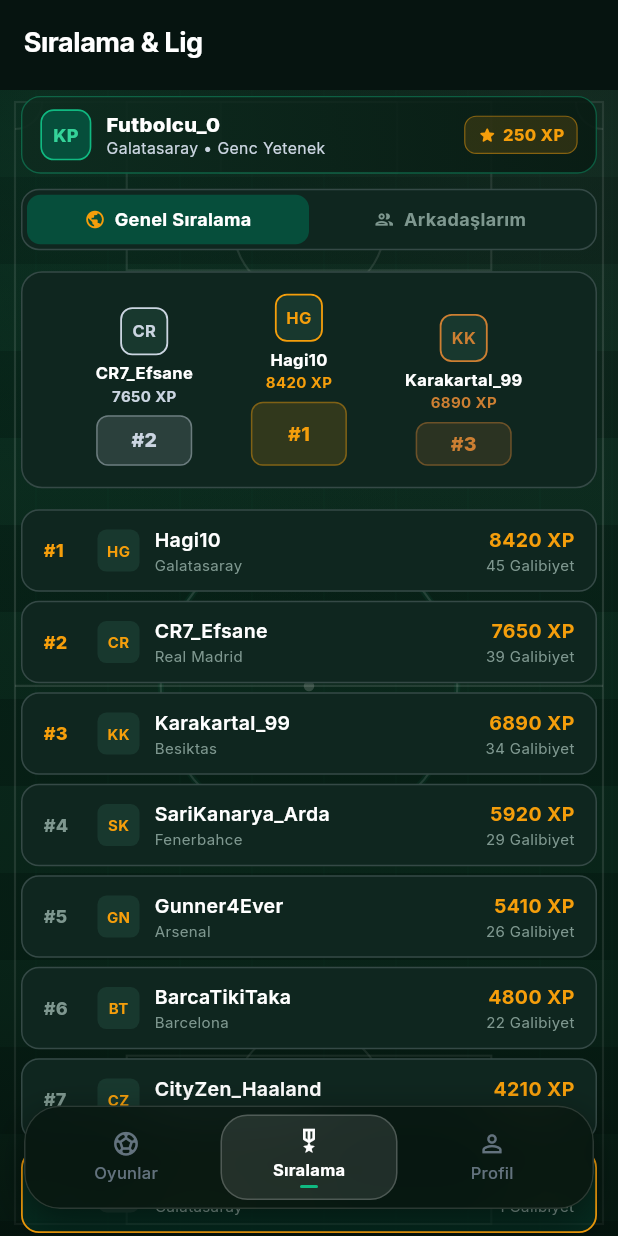
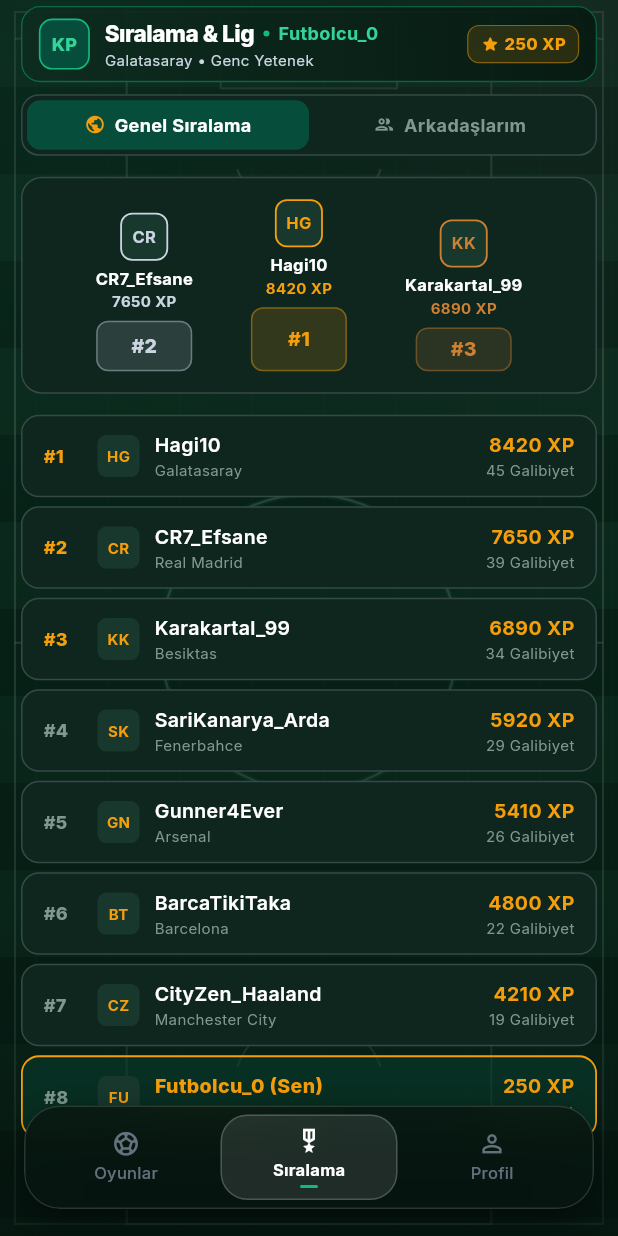
Before and after one commit to luxiq213/futbol-arena, a Flutter app: the screen it shows after launch, swiped to page 2, on a phone screen of 412 x 824 dp. Run offline on Flutter 3.47's test engine with Material 3 defaults, Android fonts, the phone set to English and light mode, and no system bars; our stand-ins replace google_fonts, shared_preferences; accounts and stored records are empty.

Commit message:
fix: remove redundant AppBar gap and extend stadium pitch to top status bar edge

```diff
--- a/lib/views/games/career/career_season_screen.dart
+++ b/lib/views/games/career/career_season_screen.dart
@@ -134,7 +134,9 @@ class _CareerSeasonScreenState extends State<CareerSeasonScreen> {
 
     return Scaffold(
       backgroundColor: AppColors.background,
+      extendBodyBehindAppBar: true,
       appBar: AppBar(
+        toolbarHeight: 46,
         backgroundColor: Colors.transparent,
         elevation: 0,
         title: Text(
@@ -155,7 +157,7 @@ class _CareerSeasonScreenState extends State<CareerSeasonScreen> {
       body: StadiumBackground(
         showFieldLines: true,
         child: SingleChildScrollView(
-          padding: const EdgeInsets.symmetric(horizontal: 16, vertical: 10),
+          padding: const EdgeInsets.symmetric(horizontal: 16, vertical: 6),
           child: Column(
             crossAxisAlignment: CrossAxisAlignment.stretch,
             children: [
--- a/lib/views/games/career/career_setup_screen.dart
+++ b/lib/views/games/career/career_setup_screen.dart
@@ -62,7 +62,9 @@ class _CareerSetupScreenState extends State<CareerSetupScreen> {
   Widget build(BuildContext context) {
     return Scaffold(
       backgroundColor: AppColors.background,
+      extendBodyBehindAppBar: true,
       appBar: AppBar(
+        toolbarHeight: 46,
         backgroundColor: Colors.transparent,
         elevation: 0,
         iconTheme: const IconThemeData(color: Colors.white),
@@ -77,7 +79,7 @@ class _CareerSetupScreenState extends State<CareerSetupScreen> {
       ),
       body: StadiumBackground(
         child: SingleChildScrollView(
-          padding: const EdgeInsets.symmetric(horizontal: 16, vertical: 12),
+          padding: const EdgeInsets.symmetric(horizontal: 16, vertical: 6),
           child: Column(
             crossAxisAlignment: CrossAxisAlignment.stretch,
             children: [
--- a/lib/views/games/career/career_summary_screen.dart
+++ b/lib/views/games/career/career_summary_screen.dart
@@ -84,7 +84,9 @@ class CareerSummaryScreen extends StatelessWidget {
 
     return Scaffold(
       backgroundColor: AppColors.background,
+      extendBodyBehindAppBar: true,
       appBar: AppBar(
+        toolbarHeight: 46,
         backgroundColor: Colors.transparent,
         elevation: 0,
         automaticallyImplyLeading: false,
@@ -107,7 +109,7 @@ class CareerSummaryScreen extends StatelessWidget {
       body: StadiumBackground(
         showFieldLines: true,
         child: SingleChildScrollView(
-          padding: const EdgeInsets.symmetric(horizontal: 16, vertical: 12),
+          padding: const EdgeInsets.symmetric(horizontal: 16, vertical: 6),
           child: Column(
             crossAxisAlignment: CrossAxisAlignment.stretch,
             children: [
--- a/lib/views/home/home_screen.dart
+++ b/lib/views/home/home_screen.dart
@@ -3,7 +3,6 @@ import 'package:provider/provider.dart';
 import '../../core/constants/app_colors.dart';
 import '../../data/models/user_model.dart';
 import '../../providers/auth_provider.dart';
-import '../widgets/app_app_bar.dart';
 import '../widgets/app_floating_glass_footer.dart';
 import '../widgets/stadium_background.dart';
 import '../games/career/career_setup_screen.dart';
@@ -66,15 +65,21 @@ class _HomeScreenState extends State<HomeScreen> {
 
     return Scaffold(
       backgroundColor: AppColors.background,
-      appBar: AppTopBar(
-        title: _tabTitles[_activeTab.clamp(0, _tabTitles.length - 1)],
-        showProfileShortcut: false,
-      ),
       body: StadiumBackground(
         showFieldLines: true,
+        child: Column(
+          crossAxisAlignment: CrossAxisAlignment.stretch,
+          children: [
+            // Compact Top Header sitting directly under the phone status bar
+            Padding(
+              padding: const EdgeInsets.fromLTRB(14, 4, 14, 6),
+              child: _buildCompactTopBar(user),
+            ),
+
+            // Main Swipeable Content Area + Floating Glass Footer
+            Expanded(
               child: Stack(
                 children: [
-            // Horizontal Swipeable PageView (Oyunlar <-> Sıralama <-> Profil)
                   Positioned.fill(
                     child: PageView(
                       controller: _pageController,
@@ -84,14 +89,12 @@ class _HomeScreenState extends State<HomeScreen> {
                       children: [
                         // Page 0: Oyunlar (Games Hub)
                         SingleChildScrollView(
-                    padding: EdgeInsets.fromLTRB(14, 4, 14, bottomInset + 84),
+                          padding: EdgeInsets.fromLTRB(14, 2, 14, bottomInset + 80),
                           child: Column(
                             crossAxisAlignment: CrossAxisAlignment.stretch,
                             children: [
-                        _buildUserHeaderCard(user),
+                              _buildCategoryFilterRow(),
                               const SizedBox(height: 10),
-                        _buildCategoryFilterRow(),
-                        const SizedBox(height: 12),
                               _buildGamesSection(context),
                             ],
                           ),
@@ -99,26 +102,14 @@ class _HomeScreenState extends State<HomeScreen> {
 
                         // Page 1: Sıralama (Leaderboard)
                         SingleChildScrollView(
-                    padding: EdgeInsets.fromLTRB(14, 4, 14, bottomInset + 84),
-                    child: Column(
-                      crossAxisAlignment: CrossAxisAlignment.stretch,
-                      children: [
-                        _buildUserHeaderCard(user),
-                        const SizedBox(height: 10),
-                        const LeaderboardScreen(isEmbedded: true),
-                      ],
-                    ),
+                          padding: EdgeInsets.fromLTRB(14, 2, 14, bottomInset + 80),
+                          child: const LeaderboardScreen(isEmbedded: true),
                         ),
 
                         // Page 2: Profil (Profile & Settings)
                         SingleChildScrollView(
-                    padding: EdgeInsets.fromLTRB(14, 4, 14, bottomInset + 84),
-                    child: Column(
-                      crossAxisAlignment: CrossAxisAlignment.stretch,
-                      children: [
-                        const ProfileScreen(isEmbedded: true),
-                      ],
-                    ),
+                          padding: EdgeInsets.fromLTRB(14, 2, 14, bottomInset + 80),
+                          child: const ProfileScreen(isEmbedded: true),
                         ),
                       ],
                     ),
@@ -137,30 +128,36 @@ class _HomeScreenState extends State<HomeScreen> {
                 ],
               ),
             ),
+          ],
+        ),
+      ),
     );
   }
 
-  Widget _buildUserHeaderCard(UserModel? user) {
-    return GestureDetector(
-      onTap: () => _onFooterTabTapped(2),
-      child: Container(
-        padding: const EdgeInsets.symmetric(horizontal: 12, vertical: 8),
+  Widget _buildCompactTopBar(UserModel? user) {
+    final currentTitle = _tabTitles[_activeTab.clamp(0, _tabTitles.length - 1)];
+
+    return Container(
+      padding: const EdgeInsets.symmetric(horizontal: 11, vertical: 7),
       decoration: BoxDecoration(
         gradient: LinearGradient(
           colors: [
-              const Color(0xFF0E2B1F).withValues(alpha: 0.90),
-              const Color(0xFF081B13).withValues(alpha: 0.90),
+            const Color(0xFF0E2B1F).withValues(alpha: 0.92),
+            const Color(0xFF071A12).withValues(alpha: 0.92),
           ],
         ),
         borderRadius: BorderRadius.circular(13),
         border: Border.all(
-            color: AppColors.borderGreen.withValues(alpha: 0.40),
+          color: AppColors.borderGreen.withValues(alpha: 0.42),
           width: 0.9,
         ),
       ),
       child: Row(
         children: [
-            Container(
+          // Left: Avatar / Badge + App Title & User Subtitle
+          GestureDetector(
+            onTap: () => _onFooterTabTapped(2),
+            child: Container(
               width: 34,
               height: 34,
               decoration: BoxDecoration(
@@ -179,31 +176,68 @@ class _HomeScreenState extends State<HomeScreen> {
                 ),
               ),
             ),
+          ),
           const SizedBox(width: 10),
           Expanded(
+            child: GestureDetector(
+              onTap: () => _onFooterTabTapped(2),
               child: Column(
                 crossAxisAlignment: CrossAxisAlignment.start,
                 mainAxisSize: MainAxisSize.min,
                 children: [
+                  Row(
+                    children: [
                       Text(
-                    user?.username ?? 'Kaptan',
+                        currentTitle,
                         style: const TextStyle(
-                      fontSize: 13.5,
+                          fontSize: 15,
                           fontWeight: FontWeight.w800,
                           color: Colors.white,
+                          letterSpacing: -0.3,
                         ),
+                      ),
+                      const SizedBox(width: 6),
+                      Container(
+                        width: 4,
+                        height: 4,
+                        decoration: const BoxDecoration(
+                          color: AppColors.pitchGreen,
+                          shape: BoxShape.circle,
+                        ),
+                      ),
+                      const SizedBox(width: 6),
+                      Flexible(
+                        child: Text(
+                          user?.username ?? 'Kaptan',
+                          maxLines: 1,
+                          overflow: TextOverflow.ellipsis,
+                          style: const TextStyle(
+                            fontSize: 12,
+                            fontWeight: FontWeight.w700,
+                            color: AppColors.greenLight,
+                          ),
+                        ),
+                      ),
+                    ],
                   ),
                   Text(
                     '${user?.favoriteTeam ?? "Galatasaray"} • ${user?.rankTitle ?? "Genç Yetenek"}',
+                    maxLines: 1,
+                    overflow: TextOverflow.ellipsis,
                     style: const TextStyle(
-                      fontSize: 10.5,
+                      fontSize: 10,
                       color: AppColors.textSecondary,
                     ),
                   ),
                 ],
               ),
             ),
-            Container(
+          ),
+          const SizedBox(width: 8),
+          // Right: Gold XP Badge
+          GestureDetector(
+            onTap: () => _onFooterTabTapped(1),
+            child: Container(
               padding: const EdgeInsets.symmetric(horizontal: 8, vertical: 4),
               decoration: BoxDecoration(
                 color: AppColors.gold.withValues(alpha: 0.14),
@@ -214,7 +248,7 @@ class _HomeScreenState extends State<HomeScreen> {
                 mainAxisSize: MainAxisSize.min,
                 children: [
                   const Icon(Icons.star_rounded, size: 13, color: AppColors.gold),
-                  const SizedBox(width: 4),
+                  const SizedBox(width: 3),
                   Text(
                     '${user?.points ?? 0} XP',
                     style: const TextStyle(
@@ -226,8 +260,8 @@ class _HomeScreenState extends State<HomeScreen> {
                 ],
               ),
             ),
+          ),
         ],
-        ),
       ),
     );
   }
@@ -255,7 +289,7 @@ class _HomeScreenState extends State<HomeScreen> {
               },
               child: AnimatedContainer(
                 duration: const Duration(milliseconds: 200),
-                padding: const EdgeInsets.symmetric(horizontal: 13, vertical: 6),
+                padding: const EdgeInsets.symmetric(horizontal: 13, vertical: 5.5),
                 decoration: BoxDecoration(
                   color: isSelected
                       ? AppColors.pitchGreen.withValues(alpha: 0.25)
@@ -269,7 +303,7 @@ class _HomeScreenState extends State<HomeScreen> {
                 child: Text(
                   cat['label']!,
                   style: TextStyle(
-                    fontSize: 11.5,
+                    fontSize: 11,
                     fontWeight: isSelected ? FontWeight.w800 : FontWeight.w600,
                     color: isSelected ? Colors.white : AppColors.textSecondary,
                   ),
@@ -295,15 +329,15 @@ class _HomeScreenState extends State<HomeScreen> {
         // 1. Vitrin: Futbolcu Kariyeri Hero Banner
         if (showCareer) ...[
           _buildSectionHeader('KARİYER SİMÜLASYONU', 'TikTok Filtre Modu'),
-          const SizedBox(height: 6),
+          const SizedBox(height: 5),
           _buildCareerHeroCard(context),
-          const SizedBox(height: 14),
+          const SizedBox(height: 11),
         ],
 
         // 2. Bölüm: Trivia & Analiz Düelloları (2'li Yan Yana Bento Grid)
         if (showDuel) ...[
           _buildSectionHeader('OYUN MODLARI • TRİVİA & DÜELLO', 'Bireysel Rekabet'),
-          const SizedBox(height: 6),
+          const SizedBox(height: 5),
           IntrinsicHeight(
             child: Row(
               crossAxisAlignment: CrossAxisAlignment.stretch,
@@ -323,7 +357,7 @@ class _HomeScreenState extends State<HomeScreen> {
                     },
                   ),
                 ),
-                const SizedBox(width: 10),
+                const SizedBox(width: 9),
                 Expanded(
                   child: BentoGameModeCard(
                     title: '5 Takım 1 Oyuncu',
@@ -342,13 +376,13 @@ class _HomeScreenState extends State<HomeScreen> {
               ],
             ),
           ),
-          const SizedBox(height: 14),
+          const SizedBox(height: 11),
         ],
 
         // 3. Bölüm: Taktik Tahtası (Futbol Grid 3x3)
         if (showTactics) ...[
           _buildSectionHeader('TAKTİK TAHTASI', '3x3 Kesişim Matrisi'),
-          const SizedBox(height: 6),
+          const SizedBox(height: 5),
           GameModeCard(
             title: 'Futbol Grid 3x3',
             subtitle: 'Kulüpler ve başarı kriterlerinin kesişim noktalarına uygun oyuncuları yerleştir.',
@@ -363,13 +397,13 @@ class _HomeScreenState extends State<HomeScreen> {
               );
             },
           ),
-          const SizedBox(height: 6),
+          const SizedBox(height: 4),
         ],
 
         // 4. Bölüm: Arkadaş & Çok Oyunculu Arena (2'li Yan Yana Bento Grid)
         if (showParty) ...[
           _buildSectionHeader('ARKADAŞ & ÇOK OYUNCULU ARENA', 'Yan Yana & Online'),
-          const SizedBox(height: 6),
+          const SizedBox(height: 5),
           IntrinsicHeight(
             child: Row(
               crossAxisAlignment: CrossAxisAlignment.stretch,
@@ -389,7 +423,7 @@ class _HomeScreenState extends State<HomeScreen> {
                     },
                   ),
                 ),
-                const SizedBox(width: 10),
+                const SizedBox(width: 9),
                 Expanded(
                   child: BentoGameModeCard(
                     title: 'Online Oda & Arkadaş Daveti',
@@ -496,7 +530,7 @@ class _HomeScreenState extends State<HomeScreen> {
             Color(0xFF06160F),
           ],
         ),
-        borderRadius: BorderRadius.circular(15),
+        borderRadius: BorderRadius.circular(14),
         border: Border.all(
           color: AppColors.pitchGreen.withValues(alpha: 0.65),
           width: 1.2,
@@ -504,15 +538,15 @@ class _HomeScreenState extends State<HomeScreen> {
         boxShadow: [
           BoxShadow(
             color: AppColors.pitchGreen.withValues(alpha: 0.16),
-            blurRadius: 12,
-            offset: const Offset(0, 4),
+            blurRadius: 10,
+            offset: const Offset(0, 3),
           ),
         ],
       ),
       child: Material(
         color: Colors.transparent,
         child: InkWell(
-          borderRadius: BorderRadius.circular(15),
+          borderRadius: BorderRadius.circular(14),
           onTap: () {
             Navigator.push(
               context,
@@ -520,7 +554,7 @@ class _HomeScreenState extends State<HomeScreen> {
             );
           },
           child: Padding(
-            padding: const EdgeInsets.all(13),
+            padding: const EdgeInsets.all(11),
             child: Column(
               crossAxisAlignment: CrossAxisAlignment.stretch,
               children: [
@@ -529,8 +563,8 @@ class _HomeScreenState extends State<HomeScreen> {
                   children: [
                     // Mini Pitch Badge
                     Container(
-                      width: 46,
-                      height: 46,
+                      width: 42,
+                      height: 42,
                       decoration: BoxDecoration(
                         gradient: const LinearGradient(
                           begin: Alignment.topLeft,
@@ -540,18 +574,18 @@ class _HomeScreenState extends State<HomeScreen> {
                             Color(0xFF095028),
                           ],
                         ),
-                        borderRadius: BorderRadius.circular(11),
+                        borderRadius: BorderRadius.circular(10),
                         border: Border.all(color: AppColors.greenLight, width: 1.1),
                       ),
                       child: const Center(
                         child: Icon(
                           Icons.sports_soccer,
                           color: Colors.white,
-                          size: 24,
+                          size: 22,
                         ),
                       ),
                     ),
-                    const SizedBox(width: 11),
+                    const SizedBox(width: 10),
                     Expanded(
                       child: Column(
                         crossAxisAlignment: CrossAxisAlignment.start,
@@ -568,12 +602,12 @@ class _HomeScreenState extends State<HomeScreen> {
                                 child: const Row(
                                   mainAxisSize: MainAxisSize.min,
                                   children: [
-                                    Icon(Icons.star_rounded, size: 11, color: AppColors.gold),
+                                    Icon(Icons.star_rounded, size: 10, color: AppColors.gold),
                                     SizedBox(width: 3),
                                     Text(
                                       'YENİ TİKTOK MODU',
                                       style: TextStyle(
-                                        fontSize: 9,
+                                        fontSize: 8.5,
                                         fontWeight: FontWeight.w800,
                                         color: AppColors.gold,
                                       ),
@@ -583,7 +617,7 @@ class _HomeScreenState extends State<HomeScreen> {
                               ),
                               const Spacer(),
                               Container(
-                                padding: const EdgeInsets.symmetric(horizontal: 8, vertical: 3),
+                                padding: const EdgeInsets.symmetric(horizontal: 8, vertical: 2.5),
                                 decoration: BoxDecoration(
                                   color: AppColors.pitchGreen.withValues(alpha: 0.22),
                                   borderRadius: BorderRadius.circular(6),
@@ -602,7 +636,7 @@ class _HomeScreenState extends State<HomeScreen> {
                                     SizedBox(width: 3),
                                     Icon(
                                       Icons.arrow_forward_ios_rounded,
-                                      size: 10,
+                                      size: 9,
                                       color: AppColors.greenLight,
                                     ),
                                   ],
@@ -610,22 +644,22 @@ class _HomeScreenState extends State<HomeScreen> {
                               ),
                             ],
                           ),
-                          const SizedBox(height: 5),
+                          const SizedBox(height: 4),
                           const Text(
                             'Futbolcu Kariyeri Yap',
                             style: TextStyle(
-                              fontSize: 15.5,
+                              fontSize: 15,
                               fontWeight: FontWeight.w800,
                               color: Colors.white,
                             ),
                           ),
-                          const SizedBox(height: 3),
+                          const SizedBox(height: 2),
                           const Text(
                             'Mevkini ve bölgeni seç, kulüp tekliflerini değerlendir, kupalar kazan ve paylaşılabilir efsane jübile kartını çıkar!',
                             style: TextStyle(
-                              fontSize: 11,
+                              fontSize: 10.5,
                               color: AppColors.textSecondary,
-                              height: 1.3,
+                              height: 1.25,
                             ),
                           ),
                         ],
@@ -633,7 +667,7 @@ class _HomeScreenState extends State<HomeScreen> {
                     ),
                   ],
                 ),
-                const SizedBox(height: 10),
+                const SizedBox(height: 8),
                 // Feature Badges
                 Wrap(
                   spacing: 6,
@@ -654,7 +688,7 @@ class _HomeScreenState extends State<HomeScreen> {
 
   Widget _buildHeroBadge(IconData icon, String label) {
     return Container(
-      padding: const EdgeInsets.symmetric(horizontal: 7, vertical: 3.5),
+      padding: const EdgeInsets.symmetric(horizontal: 7, vertical: 3),
       decoration: BoxDecoration(
         color: Colors.black.withValues(alpha: 0.35),
         borderRadius: BorderRadius.circular(6),
```
Lines whose indentation alone changed are shown as unchanged.
